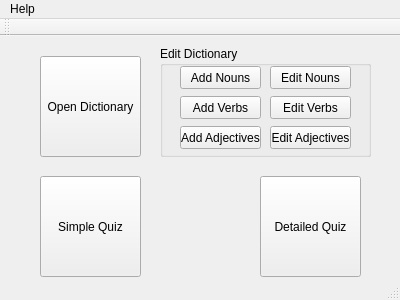
This is src/gui/mainwindow.ui in Daedrus/SweDikt as Qt 5 draws it before an edit. The edited form follows.
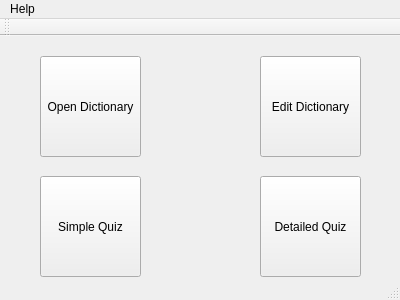
This is the edited form.

Patch:
```diff
--- a/src/gui/mainwindow.ui
+++ b/src/gui/mainwindow.ui
@@ -69,96 +69,18 @@
        <string>Detailed Quiz</string>
       </property>
      </widget>
-     <widget class="QGroupBox" name="groupBox">
+     <widget class="QPushButton" name="editButton">
       <property name="geometry">
        <rect>
-        <x>160</x>
-        <y>10</y>
-        <width>211</width>
-        <height>111</height>
+        <x>260</x>
+        <y>20</y>
+        <width>101</width>
+        <height>101</height>
        </rect>
       </property>
-      <property name="title">
+      <property name="text">
        <string>Edit Dictionary</string>
       </property>
-      <widget class="QPushButton" name="addNounsButton">
-       <property name="geometry">
-        <rect>
-         <x>20</x>
-         <y>20</y>
-         <width>81</width>
-         <height>23</height>
-        </rect>
-       </property>
-       <property name="text">
-        <string>Add Nouns</string>
-       </property>
-      </widget>
-      <widget class="QPushButton" name="addVerbsButton">
-       <property name="geometry">
-        <rect>
-         <x>20</x>
-         <y>50</y>
-         <width>81</width>
-         <height>23</height>
-        </rect>
-       </property>
-       <property name="text">
-        <string>Add Verbs</string>
-       </property>
-      </widget>
-      <widget class="QPushButton" name="addAdjectivesButton">
-       <property name="geometry">
-        <rect>
-         <x>20</x>
-         <y>80</y>
-         <width>81</width>
-         <height>23</height>
-        </rect>
-       </property>
-       <property name="text">
-        <string>Add Adjectives</string>
-       </property>
-      </widget>
-      <widget class="QPushButton" name="editAdjectivesButton">
-       <property name="geometry">
-        <rect>
-         <x>110</x>
-         <y>80</y>
-         <width>81</width>
-         <height>23</height>
-        </rect>
-       </property>
-       <property name="text">
-        <string>Edit Adjectives</string>
-       </property>
-      </widget>
-      <widget class="QPushButton" name="editVerbsButton">
-       <property name="geometry">
-        <rect>
-         <x>110</x>
-         <y>50</y>
-         <width>81</width>
-         <height>23</height>
-        </rect>
-       </property>
-       <property name="text">
-        <string>Edit Verbs</string>
-       </property>
-      </widget>
-      <widget class="QPushButton" name="editNounsButton">
-       <property name="geometry">
-        <rect>
-         <x>110</x>
-         <y>20</y>
-         <width>81</width>
-         <height>23</height>
-        </rect>
-       </property>
-       <property name="text">
-        <string>Edit Nouns</string>
-       </property>
-      </widget>
      </widget>
     </widget>
     <widget class="QWidget" name="simpleQuizPage">
```
Left out of the diff: 28 changed lines with no effect on the pictures.
